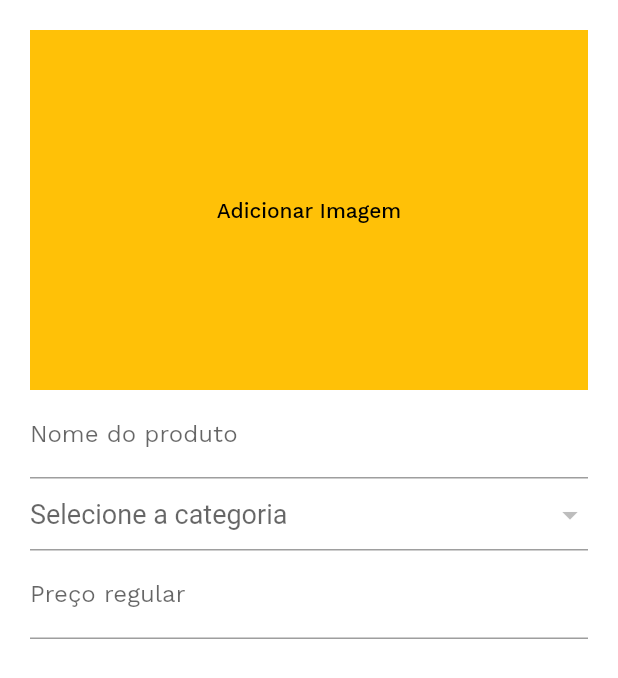
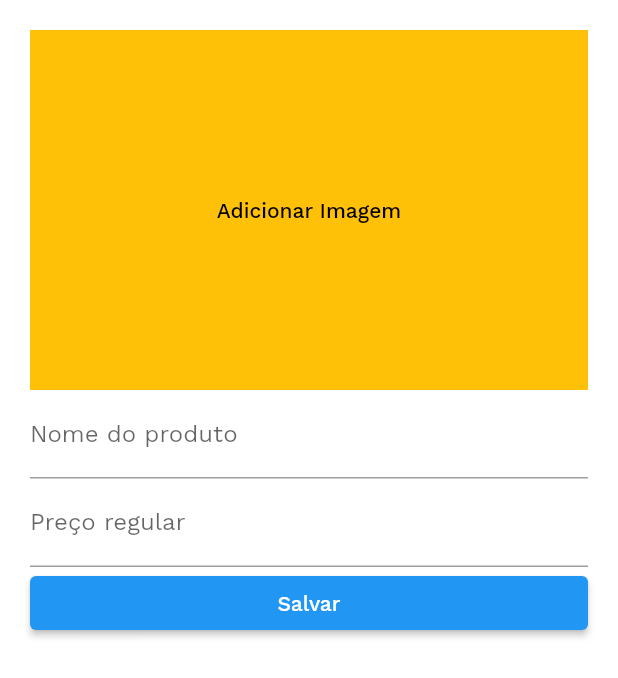
Before and after one commit to JulioHeroZ/Find-Me, a Flutter app: the ProductTab widget shown alone on an empty page, opened directly, on a phone screen of 412 x 824 dp. Shown: the top 678 px of the screen. Run offline on Flutter 3.47's test engine with Material 2 defaults, Android fonts, the phone set to English and light mode, and no system bars; our stand-ins replace animated_theme_switcher, cached_network_image, cloud_firestore, firebase_auth, firebase_core, firebase_storage and 10 more; accounts and stored records are empty.

Commit message:
Cadastro do produto (Completo)

```diff
--- a/lib/firebase_services.dart
+++ b/lib/firebase_services.dart
@@ -10,6 +10,9 @@ class FirebaseServices {
       FirebaseFirestore.instance.collection('vendedor');
   final CollectionReference categorias =
       FirebaseFirestore.instance.collection('categorias');
+  final CollectionReference produtos =
+      FirebaseFirestore.instance.collection('produtos');
+
   firebase_storage.FirebaseStorage storage =
       firebase_storage.FirebaseStorage.instance;
 
@@ -30,4 +33,12 @@ class FirebaseServices {
         .then((value) => print("Vendedor adicionado"))
         .catchError((error) => print("Adicionar vendedor falhou: $error"));
   }
+
+  Future<void> addProduct({Map<String, dynamic>? data}) {
+    return produtos
+        .doc()
+        .set(data)
+        .then((value) => print("Produto Adicionado"))
+        .catchError((error) => print("Adicionar produto falhou: $error"));
+  }
 }
--- /dev/null
+++ b/lib/model/product_model.dart
@@ -0,0 +1,35 @@
+import 'package:cloud_firestore/cloud_firestore.dart';
+
+class Produto {
+  Produto({
+    this.productImageUrl,
+    this.productName,
+    this.regularPrice,
+    this.uid,
+    this.time,
+  });
+  Produto.fromJson(Map<String, Object?> json)
+      : this(
+          productImageUrl: json['productImageUrl']! as String,
+          productName: json['productName']! as String,
+          regularPrice: json['regularPrice']! as String,
+          uid: json['uid'] as String,
+          time: json['time'] as Timestamp,
+        );
+
+  final String? productImageUrl;
+  final String? productName;
+  final String? regularPrice;
+  final String? uid;
+  final Timestamp? time;
+
+  Map<String, Object?> toJson() {
+    return {
+      'productImage': productImageUrl,
+      'productName': productName,
+      'regularPrice': regularPrice,
+      'uid': uid,
+      'time': time
+    };
+  }
+}
--- a/lib/provider/product_provider.dart
+++ b/lib/provider/product_provider.dart
@@ -3,9 +3,12 @@ import 'package:flutter/material.dart';
 class ProductProvider with ChangeNotifier {
   Map<String, dynamic>? productData = {};
 
-  getFormData({String? productName, int? regularPrice}) {
+  getFormData({String? productName, String? category, int? regularPrice}) {
     if (productName != null) {
       productData!['productName'] = productName;
+    }
+    if (category != null) {
+      productData!['category'] = category;
     }
     if (regularPrice != null) {
       productData!['regularPrice'] = regularPrice;
--- a/lib/widgets/add_product/produto.dart
+++ b/lib/widgets/add_product/produto.dart
@@ -1,6 +1,7 @@
 import 'dart:io';
 
 import 'package:flutter/material.dart';
+import 'package:flutter_easyloading/flutter_easyloading.dart';
 import 'package:image_picker/image_picker.dart';
 
 import 'package:nubankproject/firebase_services.dart';
@@ -16,14 +17,42 @@ class ProductTab extends StatefulWidget {
 
 class _ProductTabState extends State<ProductTab> {
   final FirebaseServices _services = FirebaseServices();
+  String? _productImageUrl;
+  final _productName = TextEditingController();
+  final _regularPrice = TextEditingController();
+
+  _saveToDB() {
+    EasyLoading.show(status: 'Por favor aguarde...');
+
+    _services.uploadImage(_productImage, 'produtos/').then((String? url) {
+      if (url != null) {
+        setState(() {
+          _productImageUrl = url;
+        });
+      }
+    }).then((((value) {
+      _services.addProduct(data: {
+        'productImage': _productImageUrl,
+        'productName': _productName.text,
+        'regularPrice': _regularPrice.text,
+        'uid': _services.user!.uid,
+        'time': DateTime.now()
+      }).then(((value) {
+        EasyLoading.dismiss();
+      }));
+    })));
+  }
+
   final List<String> _categorias = [];
   String? selectedCategory;
 
-  Widget _formField(
-      {String? label,
+  Widget _formField({
+    TextEditingController? controller,
+    String? label,
     TextInputType? inputType,
-      required Null Function(dynamic value) onChanged}) {
+  }) {
     return TextFormField(
+      controller: controller,
       keyboardType: inputType,
       decoration: InputDecoration(
         label: Text(label!),
@@ -33,51 +62,10 @@ class _ProductTabState extends State<ProductTab> {
           return label;
         }
       },
-      onChanged: onChanged,
-    );
-  }
-
-  Widget _categoryDropDown() {
-    return DropdownButtonFormField<String>(
-      value: selectedCategory,
-      hint: const Text(
-        'Selecione a categoria',
-        style: TextStyle(fontSize: 18),
-      ),
-      icon: const Icon(Icons.arrow_drop_down),
-      elevation: 16,
-      style: const TextStyle(color: Colors.deepPurple),
-      onChanged: (String? value) {
-        // This is called when the user selects an item.
-        setState(() {
-          selectedCategory = value!;
-        });
-      },
-      items: _categorias.map<DropdownMenuItem<String>>((String value) {
-        return DropdownMenuItem<String>(
-          value: value,
-          child: Text(value),
-        );
-      }).toList(),
     );
   }
 
   @override
-  void initState() {
-    getCategories();
-    super.initState();
-  }
-
-  getCategories() {
-    _services.categorias.get().then((value) {
-      value.docs.forEach((element) {
-        setState(() {
-          _categorias.add(element['catName']);
-        });
-      });
-    });
-  }
-
   Future<XFile?> _pickImage() async {
     final XFile? image = await _picker.pickImage(source: ImageSource.gallery);
     return image;
@@ -142,21 +130,24 @@ class _ProductTabState extends State<ProductTab> {
                 ),
               ),
               _formField(
+                controller: _productName,
                 label: 'Nome do produto',
-                    inputType: TextInputType.name,
-                    onChanged: (value) {
-                      provider.getFormData(productName: value);
-                    }),
-                _categoryDropDown(),
+                inputType: TextInputType.text,
+              ),
               _formField(
+                controller: _regularPrice,
                 label: 'Preço regular',
-                    inputType: TextInputType.name,
-                    onChanged: (value) {
-                      provider.getFormData(regularPrice: int.parse(value));
-                    })
+                inputType: TextInputType.text,
+              )
             ],
-            )
-          ]));
+          ),
+          ElevatedButton(
+              onPressed: () {
+                _saveToDB();
+              },
+              child: Text('Salvar'))
+        ]),
+      );
     });
   }
 }
--- a/lib/widgets/my_app_bar.dart
+++ b/lib/widgets/my_app_bar.dart
@@ -17,8 +17,12 @@ class _MyAppBarState extends State<MyAppBar> {
   int currentIndex = 0;
   @override
   Widget build(BuildContext context) => Scaffold(
+
       // ignore: duplicate_ignore
       appBar: AppBar(
+        elevation: 0,
+        automaticallyImplyLeading: false,
+        backgroundColor: Color.fromARGB(255, 204, 150, 3),
         title: Image.asset(
           "assets/images/logo.png",
           height: 150,
```
Also changed, not shown: lib/home/home_page.dart (+23 -1 lines), lib/product/product_register.dart (+0 -11 lines). Lines whose indentation alone changed are shown as unchanged.
